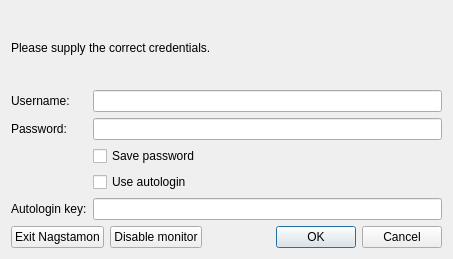
Qt form Nagstamon/Nagstamon/QUI/dialog_authentication.ui (HenriWahl/Nagstamon) before a commit.
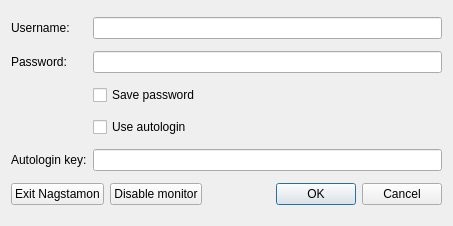
The same form after that commit.

Commit message: fixed Check_MK + auth dialog

What changed in the file:
```diff
--- a/Nagstamon/Nagstamon/QUI/dialog_authentication.ui
+++ b/Nagstamon/Nagstamon/QUI/dialog_authentication.ui
@@ -7,7 +7,7 @@
     <x>0</x>
     <y>0</y>
     <width>453</width>
-    <height>259</height>
+    <height>226</height>
    </rect>
   </property>
   <property name="windowTitle">
@@ -17,55 +17,55 @@
    <bool>true</bool>
   </property>
   <layout class="QGridLayout" name="gridLayout">
-   <item row="1" column="0">
+   <item row="0" column="0">
     <widget class="QLabel" name="label_username">
      <property name="text">
       <string>Username:</string>
      </property>
     </widget>
    </item>
-   <item row="5" column="0">
+   <item row="4" column="0">
     <widget class="QLabel" name="label_autologin_key">
      <property name="text">
       <string>Autologin key:</string>
      </property>
     </widget>
    </item>
-   <item row="4" column="1">
+   <item row="3" column="1">
     <widget class="QCheckBox" name="input_checkbox_use_autologin">
      <property name="text">
       <string>Use autologin</string>
      </property>
     </widget>
    </item>
-   <item row="2" column="0">
+   <item row="1" column="0">
     <widget class="QLabel" name="label_password">
      <property name="text">
       <string>Password:</string>
      </property>
     </widget>
    </item>
-   <item row="5" column="1">
+   <item row="4" column="1">
     <widget class="QLineEdit" name="input_lineedit_autologin_key"/>
    </item>
-   <item row="2" column="1">
+   <item row="0" column="1">
+    <widget class="QLineEdit" name="input_lineedit_username"/>
+   </item>
+   <item row="1" column="1">
     <widget class="QLineEdit" name="input_lineedit_password">
      <property name="echoMode">
       <enum>QLineEdit::Password</enum>
      </property>
     </widget>
    </item>
-   <item row="3" column="1">
+   <item row="2" column="1">
     <widget class="QCheckBox" name="input_checkbox_save_password">
      <property name="text">
       <string>Save password</string>
      </property>
     </widget>
    </item>
-   <item row="1" column="1">
-    <widget class="QLineEdit" name="input_lineedit_username"/>
-   </item>
-   <item row="6" column="0" colspan="2">
+   <item row="5" column="0" colspan="2">
     <layout class="QHBoxLayout" name="horizontalLayout">
      <item>
       <widget class="QPushButton" name="button_exit">
@@ -93,13 +93,6 @@
      </item>
     </layout>
    </item>
-   <item row="0" column="0" colspan="2">
-    <widget class="QLabel" name="label_monitor">
-     <property name="text">
-      <string>Please supply the correct credentials.</string>
-     </property>
-    </widget>
-   </item>
   </layout>
  </widget>
  <resources/>
```
The commit also changes 2 other files.
